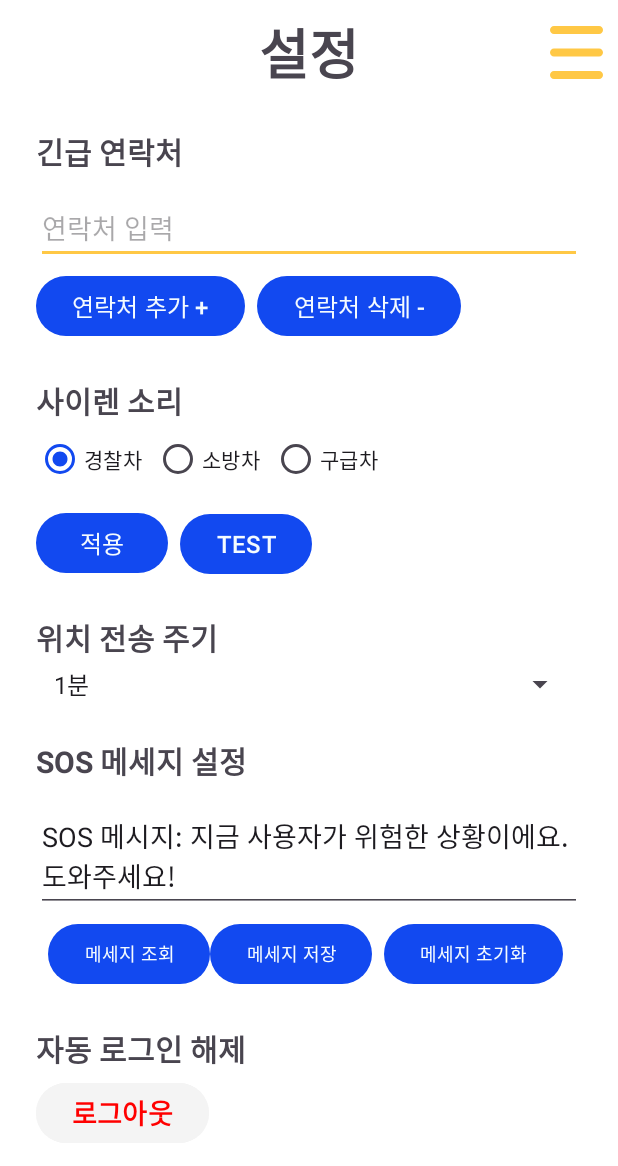
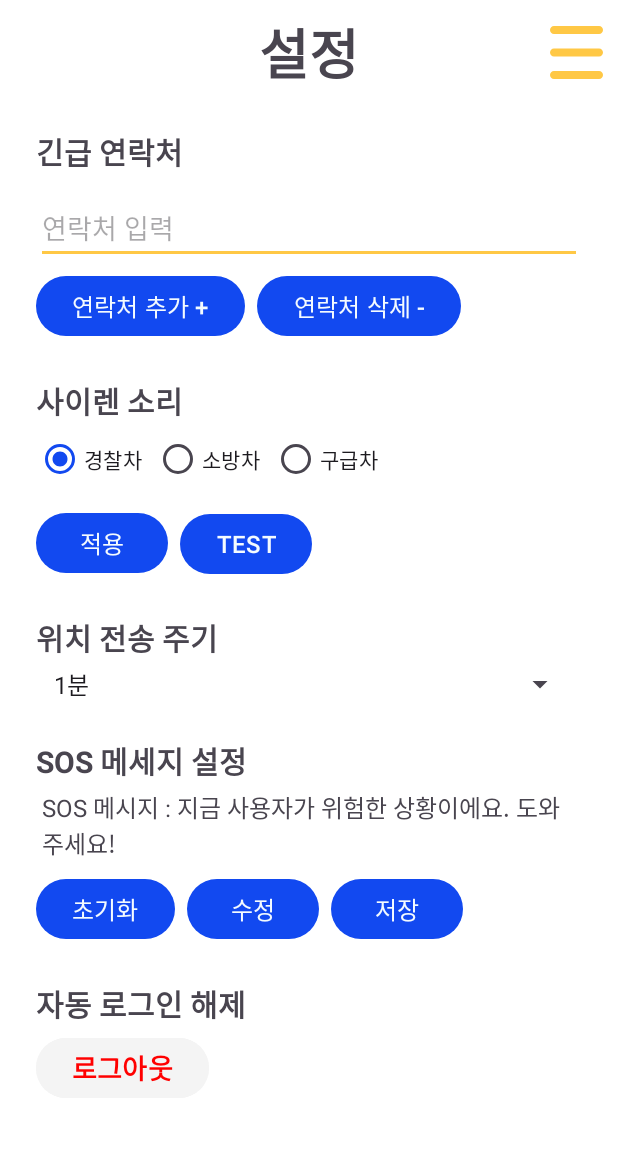
Before and after one commit to ssshyun1001/2023_GURU2_Android, an Android app: the Settings screen opened directly, with no data from a screen before it, on a phone screen of 412 x 824 dp. Shown: the top 1166 px of the screen. Run offline under Robolectric (Android 15) with nearby library versions, the phone set to English and light mode, and no system bars.

Commit message:
커스텀 SOS 메세지 구현 (하단 commit과 병합)

```diff
--- a/app/src/main/java/com/example/guru2_dsjouju_app/DBManager.kt
+++ b/app/src/main/java/com/example/guru2_dsjouju_app/DBManager.kt
@@ -23,12 +23,12 @@ class DBManager(
                     "phone TEXT, " +
                     "PRIMARY KEY (id, phone))"
         )
-        db.execSQL(
-            "CREATE TABLE messages (" +
-                    "id TEXT," +
-                    "message TEXT," +
-                    "PRIMARY KEY(id))"
-        )
+//        db.execSQL(
+//            "CREATE TABLE messages (" +
+//                    "id TEXT," +
+//                    "message TEXT," +
+//                    "PRIMARY KEY(id))"
+//        )
     }
 
     override fun onUpgrade(db: SQLiteDatabase?, oldVersion: Int, newVersion: Int) {
@@ -92,53 +92,52 @@ class ContactsDAO(private val context: Context, private val loginID: String) {
 
 
 
-class MessagesDAO(private val context: Context, private val loginID: String) {
-
-    private val dbManager = DBManager(context, "messagesDB", null, 1)
-
-    // 메시지 수정 메서드
-    fun updateMessage(newMessage: String) {
-        val db = dbManager.writableDatabase
-        val values = ContentValues().apply {
-            put("message", newMessage)
-        }
-        db.update("messages", values, "id = ?", arrayOf(loginID))
-        db.close()
-    }
-
-    // 로그인 ID에 해당하는 모든 메시지 조회 메서드
-    fun getMessagesById(): List<Message> {
-        val db = dbManager.readableDatabase
-        val cursor: Cursor = db.rawQuery("SELECT * FROM messages WHERE id = ?", arrayOf(loginID))
-        val messages = mutableListOf<Message>()
-        while (cursor.moveToNext()) {
-            val id = cursor.getString(cursor.getColumnIndexOrThrow("id"))
-            val message = cursor.getString(cursor.getColumnIndexOrThrow("message"))
-            messages.add(Message(id, message))
-        }
-        cursor.close()
-        db.close()
-        return messages
-    }
-
-    // 메시지 초기화 메서드
-    fun resetMessages() {
-        val db = dbManager.writableDatabase
-
-        // 기존 메시지 삭제
-        db.delete("messages", "id = ?", arrayOf(loginID))
-
-        // 기본 SOS 메시지로 초기화
-        val defaultMessage = "SOS 메시지: 지금 사용자가 위험한 상황이에요. 도와주세요!"
-        val values = ContentValues().apply {
-            put("id", loginID)
-            put("message", defaultMessage)
-        }
-        db.insert("messages", null, values)
-
-        db.close()
-    }
-
-    // 메시지 클래스
-    data class Message(val id: String, val message: String)
-}
+//class MessagesDAO(context: Context) {
+//
+//    private val dbManager = DBManager(context, "messagesDB", null, 1)
+//
+//    // 메시지 추가 메서드
+//    fun insertMessage(message: String) {
+//        val db = dbManager.writableDatabase
+//        val values = ContentValues().apply {
+//            put("message", message)
+//        }
+//        db.insert("messages", null, values)
+//        db.close()
+//    }
+//}
+//    // 메시지 삭제 메서드
+//    fun deleteMessage(id: Int) {
+//        val db = dbManager.writableDatabase
+//        db.delete("messages", "id = ?", arrayOf(id.toString()))
+//        db.close()
+//    }
+//
+//    // 메시지 수정 메서드
+//    fun updateMessage(id: Int, newMessage: String) {
+//        val db = dbManager.writableDatabase
+//        val values = ContentValues().apply {
+//            put("message", newMessage)
+//        }
+//        db.update("messages", values, "id = ?", arrayOf(id.toString()))
+//        db.close()
+//    }
+//
+//    // 모든 메시지 조회 메서드
+//    fun getAllMessages(): List<Message> {
+//        val db = dbManager.readableDatabase
+//        val cursor: Cursor = db.rawQuery("SELECT * FROM messages", null)
+//        val messages = mutableListOf<Message>()
+//        while (cursor.moveToNext()) {
+//            val id = cursor.getInt(cursor.getColumnIndexOrThrow("id"))
+//            val message = cursor.getString(cursor.getColumnIndexOrThrow("message"))
+//            messages.add(Message(id, message))
+//        }
+//        cursor.close()
+//        db.close()
+//        return messages
+//    }
+//
+//    // 메시지 클래스
+//    data class Message(val id: Int, val message: String)
+//}
--- a/app/src/main/java/com/example/guru2_dsjouju_app/Settings.kt
+++ b/app/src/main/java/com/example/guru2_dsjouju_app/Settings.kt
@@ -7,7 +7,6 @@ import android.media.MediaPlayer
 import android.os.Bundle
 import android.os.Handler
 import android.os.Looper
-import android.util.Log
 import android.view.View
 import android.widget.*
 import androidx.appcompat.app.AppCompatActivity
@@ -15,47 +14,42 @@ import androidx.appcompat.widget.PopupMenu
 
 class Settings : AppCompatActivity() {
 
-    private lateinit var setOptionMenuBtn: ImageButton
+    lateinit var setOptionMenuBtn: ImageButton
+
     private lateinit var sharedPreferences: SharedPreferences
+
     private lateinit var addContactButton: Button
     private lateinit var deleteContactButton: Button
     private lateinit var contactListLayout: LinearLayout
     private lateinit var editTextContact: EditText
+
+    private lateinit var contactsDAO: ContactsDAO
+
     private lateinit var radioGroup: RadioGroup
     private lateinit var applyButton: Button
     private lateinit var testButton: Button
+
     private lateinit var spinner: Spinner
+
     private lateinit var editTextSosMessage: EditText
-    private lateinit var SOSListLayout : LinearLayout
     private lateinit var sosMessageTextView: TextView
-    private lateinit var sosResetButton: Button
+    private lateinit var sosInitButton: Button
+    private lateinit var sosEditButton: Button
     private lateinit var sosSaveButton: Button
-    private lateinit var sosResearchButton: Button // 추가된 버튼
+
     private lateinit var logoutButton: Button
+
+    private var isEditing = false
+    private var originalSosMessage: String = ""
+
     private lateinit var loginID: String
-    private lateinit var contactsDAO: ContactsDAO
-    private lateinit var messagesDAO: MessagesDAO
-    private var isEditing = false
-    private var originalSosMessage: String = "SOS 메시지: 지금 사용자가 위험한 상황이에요. 도와주세요!"
-
-
-
-    private fun getLoginID(): String? {
-        val prefs = getSharedPreferences("UserPrefs", Context.MODE_PRIVATE)
-        return prefs.getString("LOGIN_ID", null)
-    }
 
     override fun onCreate(savedInstanceState: Bundle?) {
         super.onCreate(savedInstanceState)
         setContentView(R.layout.activity_settings)
 
-        // Intent에서 loginID를 가져옴
+        // loginID를 인텐트에서 추출
         loginID = intent.getStringExtra("LOGIN_ID") ?: ""
-
-        // loginID가 비어있으면 SharedPreferences에서 가져옴
-        if (loginID.isEmpty()) {
-            loginID = getLoginID() ?: ""
-        }
 
         initializeUI()
         initializeDatabase()
@@ -66,30 +60,52 @@ class Settings : AppCompatActivity() {
 
     private fun initializeUI() {
         setOptionMenuBtn = findViewById(R.id.set_option_menu_btn)
+
         addContactButton = findViewById(R.id.add_contact_button)
         deleteContactButton = findViewById(R.id.delete_contact_button)
         contactListLayout = findViewById(R.id.contact_list)
         editTextContact = findViewById(R.id.edit_text_contact)
+
         radioGroup = findViewById(R.id.radio_group_siren)
         applyButton = findViewById(R.id.siren_apply_button)
         testButton = findViewById(R.id.siren_test_button)
+
         spinner = findViewById(R.id.spinner_location_update_frequency)
+
         editTextSosMessage = findViewById(R.id.edit_text_sosmessage)
-        SOSListLayout = findViewById(R.id.sos_message_list)
-        sosMessageTextView = findViewById(R.id.edit_text_sosmessage) // 올바른 ID 확인 필요
-        sosResetButton = findViewById(R.id.reset_sos_message_button)
-        sosSaveButton = findViewById(R.id.save_sos_message_button)
-        sosResearchButton = findViewById(R.id.research_sos_message_button) // 올바른 ID 확인 필요
+        sosMessageTextView = findViewById(R.id.sos_message_text_view)
+        sosInitButton = findViewById(R.id.sos_init_button)
+        sosEditButton = findViewById(R.id.sos_edit_button)
+        sosSaveButton = findViewById(R.id.sos_save_button)
+
         logoutButton = findViewById(R.id.logout_button)
+
+        spinner.onItemSelectedListener = object : AdapterView.OnItemSelectedListener {
+            override fun onItemSelected(parent: AdapterView<*>, view: View?, position: Int, id: Long) {
+                val selectedFrequency = parent.getItemAtPosition(position).toString()
+                val frequencyMillis = when (selectedFrequency) {
+                    "1분" -> 1 * 60 * 1000L
+                    "2분" -> 2 * 60 * 1000L
+                    "3분" -> 3 * 60 * 1000L
+                    "4분" -> 4 * 60 * 1000L
+                    "5분" -> 5 * 60 * 1000L
+                    else -> 1 * 60 * 1000L
+                }
+                saveSpinnerSelection(selectedFrequency)
+            }
+
+            override fun onNothingSelected(parent: AdapterView<*>) {
+                // 아무 것도 선택되지 않음
+            }
+        }
     }
 
     private fun initializeDatabase() {
         contactsDAO = ContactsDAO(this, loginID)
-        messagesDAO = MessagesDAO(this, loginID)
     }
 
     private fun initializePreferences() {
-        sharedPreferences = getSharedPreferences("SirenPrefs", Context.MODE_PRIVATE)
+        sharedPreferences = getSharedPreferences("SettingsPrefs", Context.MODE_PRIVATE)
     }
 
     private fun setupUIListeners() {
@@ -98,9 +114,9 @@ class Settings : AppCompatActivity() {
         testButton.setOnClickListener { testSelectedSiren() }
         addContactButton.setOnClickListener { addContact() }
         deleteContactButton.setOnClickListener { deleteContact() }
+        sosInitButton.setOnClickListener { resetSosMessage() }
+        sosEditButton.setOnClickListener { toggleEditMode() }
         sosSaveButton.setOnClickListener { saveSosMessage() }
-        sosResetButton.setOnClickListener { resetSosMessage() }
-        sosResearchButton.setOnClickListener { loadSosMessage() } // 추가된 부분
         logoutButton.setOnClickListener { logout() }
     }
 
@@ -135,7 +151,7 @@ class Settings : AppCompatActivity() {
         val contacts = contactsDAO.getContactsById()
         contacts.forEach { contact ->
             val textView = TextView(this).apply {
-                text = "ID: ${contact.id}, Phone: ${contact.phone}"
+                "ID: ${contact.id}, Phone: ${contact.phone}".also { text = it }
                 textSize = 16f
                 setPadding(0, 8, 0, 8)
             }
@@ -157,10 +173,12 @@ class Settings : AppCompatActivity() {
     private fun deleteContact() {
         val phone = editTextContact.text.toString()
         if (phone.isNotEmpty()) {
-            val rowsDeleted = contactsDAO.deleteContact(phone)
+            val rowsDeleted = contactsDAO.deleteContact(phone) // 삭제된 레코드 수를 반환 받음
             if (rowsDeleted > 0) {
+                // 삭제가 성공한 경우
                 updateContactList()
             } else {
+                // 삭제된 레코드가 없는 경우, 즉 전화번호가 존재하지 않는 경우
                 Toast.makeText(this, "존재하지 않는 전화번호입니다.", Toast.LENGTH_SHORT).show()
             }
         } else {
@@ -184,6 +202,9 @@ class Settings : AppCompatActivity() {
 
     private fun testSelectedSiren() {
         val selectedId = radioGroup.checkedRadioButtonId
+        val selectedRadioButton = findViewById<RadioButton>(selectedId)
+        val sirenText = selectedRadioButton?.text.toString()
+
         val sirenType = when (selectedId) {
             R.id.radio_siren1 -> R.raw.police_siren
             R.id.radio_siren2 -> R.raw.fire_trucks_siren
@@ -191,15 +212,16 @@ class Settings : AppCompatActivity() {
             else -> return
         }
 
+        // MediaPlayer를 사용하여 사이렌 소리 재생
         val mediaPlayer = MediaPlayer.create(this, sirenType)
         mediaPlayer.start()
 
+        // 3초 후에 소리 멈추기
         Handler(Looper.getMainLooper()).postDelayed({
             mediaPlayer.stop()
             mediaPlayer.release()
         }, 3000)
 
-        val sirenText = findViewById<RadioButton>(selectedId)?.text.toString()
         Toast.makeText(this, "현재 사이렌 소리: $sirenText", Toast.LENGTH_SHORT).show()
     }
 
@@ -222,44 +244,62 @@ class Settings : AppCompatActivity() {
             .apply()
     }
 
+    private fun resetSosMessage() {
+        val defaultMessage = "SOS 메시지 : 지금 사용자가 위험한 상황이에요. 도와주세요!"
+        sosMessageTextView.text = defaultMessage
+        editTextSosMessage.setText(defaultMessage)
+        sharedPreferences.edit()
+            .putString("sos_message", defaultMessage)
+            .apply()
+    }
+
+    private fun toggleEditMode() {
+        if (isEditing) {
+            sosMessageTextView.visibility = View.VISIBLE
+            editTextSosMessage.visibility = View.GONE
+            sosSaveButton.visibility = View.GONE
+            sosEditButton.text = "수정"
+            editTextSosMessage.setText(originalSosMessage)
+        } else {
+            originalSosMessage = sosMessageTextView.text.toString()
+            sosMessageTextView.visibility = View.GONE
+            editTextSosMessage.visibility = View.VISIBLE
+            sosSaveButton.visibility = View.VISIBLE
+            sosEditButton.text = "취소"
+        }
+        isEditing = !isEditing
+    }
+
     private fun saveSosMessage() {
-        val newMessage = editTextSosMessage.text.toString().trim()
-        if (newMessage.isNotEmpty()) {
-            messagesDAO.updateMessage(newMessage)
+        val defaultMessage = "SOS 메시지 : 지금 사용자가 위험한 상황이에요. 도와주세요!"
+        val newMessage = editTextSosMessage.text.toString()
+        if (newMessage.isNotBlank()) {
             sosMessageTextView.text = newMessage
-            Toast.makeText(this, "SOS 메시지가 저장되었습니다.", Toast.LENGTH_SHORT).show()
-            originalSosMessage = newMessage
+            sharedPreferences.edit()
+                .putString("sos_message", newMessage)
+                .apply()
+            toggleEditMode()
+
+            // SendMessage 인스턴스를 생성하면서 savedMessage 전달하기
+            val savedMessage = sharedPreferences.getString("sos_message", defaultMessage)
+            val sendMessage = SendMessage(this, "loginID")
+            sendMessage.sendLocationSMS()
         } else {
-            Toast.makeText(this, "메시지가 입력되지 않았습니다. 메시지를 입력하세요.", Toast.LENGTH_SHORT).show()
+            Toast.makeText(this, "메시지를 입력하세요.", Toast.LENGTH_SHORT).show()
         }
     }
 
-    private fun resetSosMessage() {
-        messagesDAO.resetMessages()
-        loadSosMessage()
+    private fun loadSosMessage() {
+        val defaultMessage = "SOS 메시지 : 지금 사용자가 위험한 상황이에요. 도와주세요!"
+        val savedMessage = sharedPreferences.getString("sos_message", defaultMessage)
+        sosMessageTextView.text = savedMessage
+        editTextSosMessage.setText(savedMessage)
     }
 
-    private fun loadSosMessage() {
-        val messages = messagesDAO.getMessagesById()
-        val latestMessage = messages.lastOrNull()?.message ?: "SOS 메시지: 지금 사용자가 위험한 상황이에요. 도와주세요!"
-        editTextSosMessage.setText(latestMessage)
-        sosMessageTextView.text = latestMessage
-        originalSosMessage = latestMessage
-    }
-
-    private fun saveMessage(message: String) {
-        val prefs = getSharedPreferences("UserPrefs", Context.MODE_PRIVATE)
-        prefs.edit().putString("SAVED_MESSAGE", message).apply()
-    }
-
-
-
     private fun logout() {
-
-        val prefs = getSharedPreferences("UserPrefs", Context.MODE_PRIVATE)
-        prefs.edit().remove("LOGIN_ID").apply()
-
-        startActivity(Intent(this, Login::class.java))
-        finish()
+        // 로그인 화면으로 이동
+        val intent = Intent(this, Login::class.java)
+        startActivity(intent)
+        finish()  // 현재 Settings 액티비티 종료
     }
 }
--- a/app/src/main/res/layout/activity_settings.xml
+++ b/app/src/main/res/layout/activity_settings.xml
@@ -48,7 +48,6 @@
             android:layout_height="wrap_content"
             android:orientation="vertical">
 
-            <!-- 긴급 연락처 설정 -->
             <TextView
                 android:layout_width="wrap_content"
                 android:layout_height="wrap_content"
@@ -95,7 +94,7 @@
                     android:textSize="16sp"/>
             </LinearLayout>
 
-            <!-- 사이렌 소리 설정 -->
+            <!-- 사이렌 종류 -->
             <TextView
                 android:layout_width="wrap_content"
                 android:layout_height="wrap_content"
@@ -153,7 +152,7 @@
                     android:layout_marginStart="8dp"/>
             </LinearLayout>
 
-            <!-- 위치 전송 주기 설정 -->
+            <!-- Location Update Frequency Section -->
             <TextView
                 android:layout_width="wrap_content"
                 android:layout_height="wrap_content"
@@ -170,7 +169,7 @@
                 android:layout_marginStart="4dp"
                 android:layout_marginEnd="4dp"/>
 
-            <!-- SOS 메세지 설정 -->
+            <!-- SOS Message Settings Section -->
             <TextView
                 android:layout_width="wrap_content"
                 android:layout_height="wrap_content"
@@ -179,55 +178,54 @@
                 android:textStyle="bold"
                 android:layout_marginTop="24dp"/>
 
-            <LinearLayout
-                android:id="@+id/sos_message_list"
+            <TextView
+                android:id="@+id/sos_message_text_view"
                 android:layout_width="match_parent"
                 android:layout_height="wrap_content"
-                android:layout_marginTop="8dp"
-                android:layout_marginStart="8dp"
-                android:layout_marginEnd="8dp"
-                android:orientation="vertical"/>
+                android:layout_marginTop="4dp"
+                android:layout_marginStart="4dp"
+                android:layout_marginEnd="4dp"
+                android:textSize="16sp"/>
 
             <EditText
                 android:id="@+id/edit_text_sosmessage"
                 android:layout_width="match_parent"
                 android:layout_height="wrap_content"
-                android:hint="SOS 메세지 입력"
+                android:hint="SOS 메세지"
                 android:inputType="textMultiLine"
-                android:layout_marginTop="4dp"/>
+                android:visibility="gone"/>
 
             <LinearLayout
                 android:layout_width="match_parent"
                 android:layout_height="wrap_content"
                 android:orientation="horizontal"
-                android:layout_marginTop="4dp">
-
+                android:layout_marginTop="8dp">
 
                 <Button
-                    android:id="@+id/research_sos_message_button"
+                    android:id="@+id/sos_init_button"
                     android:layout_width="wrap_content"
                     android:layout_height="wrap_content"
-                    android:text="메세지 조회"
-                    android:textSize="12sp"
+                    android:text="초기화"
+                    android:textSize="16sp"/>
+
+                <Button
+                    android:id="@+id/sos_edit_button"
+                    android:layout_width="wrap_content"
+                    android:layout_height="wrap_content"
+                    android:text="수정"
+                    android:textSize="16sp"
                     android:layout_marginStart="8dp"/>
 
                 <Button
-                    android:id="@+id/save_sos_message_button"
+                    android:id="@+id/sos_save_button"
                     android:layout_width="wrap_content"
                     android:layout_height="wrap_content"
-                    android:text="메세지 저장"
-                    android:textSize="12sp"/>
-
-                <Button
-                    android:id="@+id/reset_sos_message_button"
-                    android:layout_width="wrap_content"
-                    android:layout_height="wrap_content"
-                    android:text="메세지 초기화"
-                    android:textSize="12sp"
+                    android:text="저장"
+                    android:textSize="16sp"
                     android:layout_marginStart="8dp"/>
             </LinearLayout>
 
-            <!-- 로그아웃 설정 -->
+            <!-- Logout Section -->
             <TextView
                 android:layout_width="wrap_content"
                 android:layout_height="wrap_content"
```
Also changed, not shown: app/src/main/java/com/example/guru2_dsjouju_app/sendMessage.kt (+7 -8 lines).
